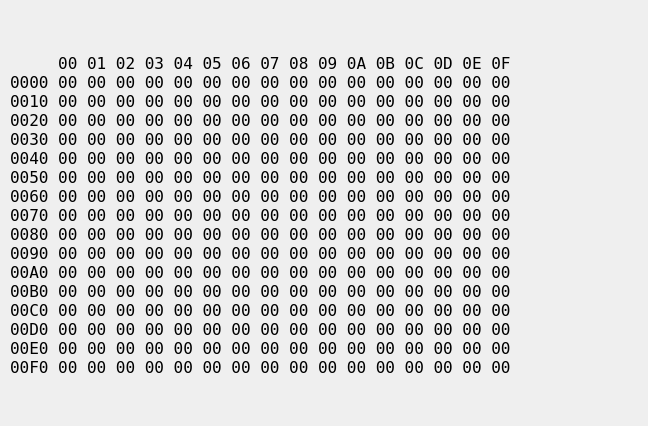
Old version of the form src/ui/memoryview.ui in the repository PScottZero/DotMatrix.
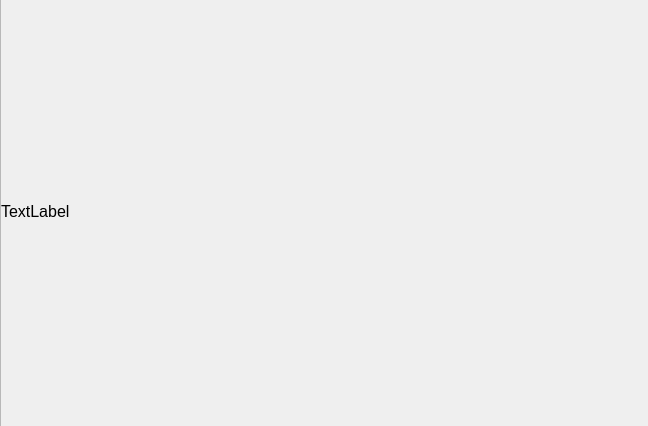
New version of the form.

What changed in the file:
```diff
--- a/src/ui/memoryview.ui
+++ b/src/ui/memoryview.ui
@@ -10,44 +10,49 @@
     <height>426</height>
    </rect>
   </property>
+  <property name="font">
+   <font>
+    <pointsize>12</pointsize>
+   </font>
+  </property>
   <property name="windowTitle">
    <string>Dialog</string>
   </property>
-  <widget class="QLabel" name="memoryLabel">
+  <widget class="QScrollArea" name="scrollArea">
    <property name="geometry">
     <rect>
-     <x>10</x>
-     <y>10</y>
+     <x>0</x>
+     <y>-10</y>
      <width>651</width>
-     <height>411</height>
+     <height>441</height>
     </rect>
    </property>
-   <property name="font">
-    <font>
-     <family>DejaVu Sans Mono</family>
-     <pointsize>12</pointsize>
-     <italic>false</italic>
-    </font>
+   <property name="widgetResizable">
+    <bool>true</bool>
    </property>
-   <property name="text">
-    <string>     00 01 02 03 04 05 06 07 08 09 0A 0B 0C 0D 0E 0F
-0000 00 00 00 00 00 00 00 00 00 00 00 00 00 00 00 00
-0010 00 00 00 00 00 00 00 00 00 00 00 00 00 00 00 00
-0020 00 00 00 00 00 00 00 00 00 00 00 00 00 00 00 00
-0030 00 00 00 00 00 00 00 00 00 00 00 00 00 00 00 00
-0040 00 00 00 00 00 00 00 00 00 00 00 00 00 00 00 00
-0050 00 00 00 00 00 00 00 00 00 00 00 00 00 00 00 00
-0060 00 00 00 00 00 00 00 00 00 00 00 00 00 00 00 00
-0070 00 00 00 00 00 00 00 00 00 00 00 00 00 00 00 00
-0080 00 00 00 00 00 00 00 00 00 00 00 00 00 00 00 00
-0090 00 00 00 00 00 00 00 00 00 00 00 00 00 00 00 00
-00A0 00 00 00 00 00 00 00 00 00 00 00 00 00 00 00 00
-00B0 00 00 00 00 00 00 00 00 00 00 00 00 00 00 00 00
-00C0 00 00 00 00 00 00 00 00 00 00 00 00 00 00 00 00
-00D0 00 00 00 00 00 00 00 00 00 00 00 00 00 00 00 00
-00E0 00 00 00 00 00 00 00 00 00 00 00 00 00 00 00 00
-00F0 00 00 00 00 00 00 00 00 00 00 00 00 00 00 00 00</string>
-   </property>
+   <widget class="QWidget" name="scrollAreaWidgetContents">
+    <property name="geometry">
+     <rect>
+      <x>0</x>
+      <y>0</y>
+      <width>649</width>
+      <height>439</height>
+     </rect>
+    </property>
+    <widget class="QLabel" name="label">
+     <property name="geometry">
+      <rect>
+       <x>0</x>
+       <y>10</y>
+       <width>651</width>
+       <height>421</height>
+      </rect>
+     </property>
+     <property name="text">
+      <string>TextLabel</string>
+     </property>
+    </widget>
+   </widget>
   </widget>
  </widget>
  <resources/>
```
